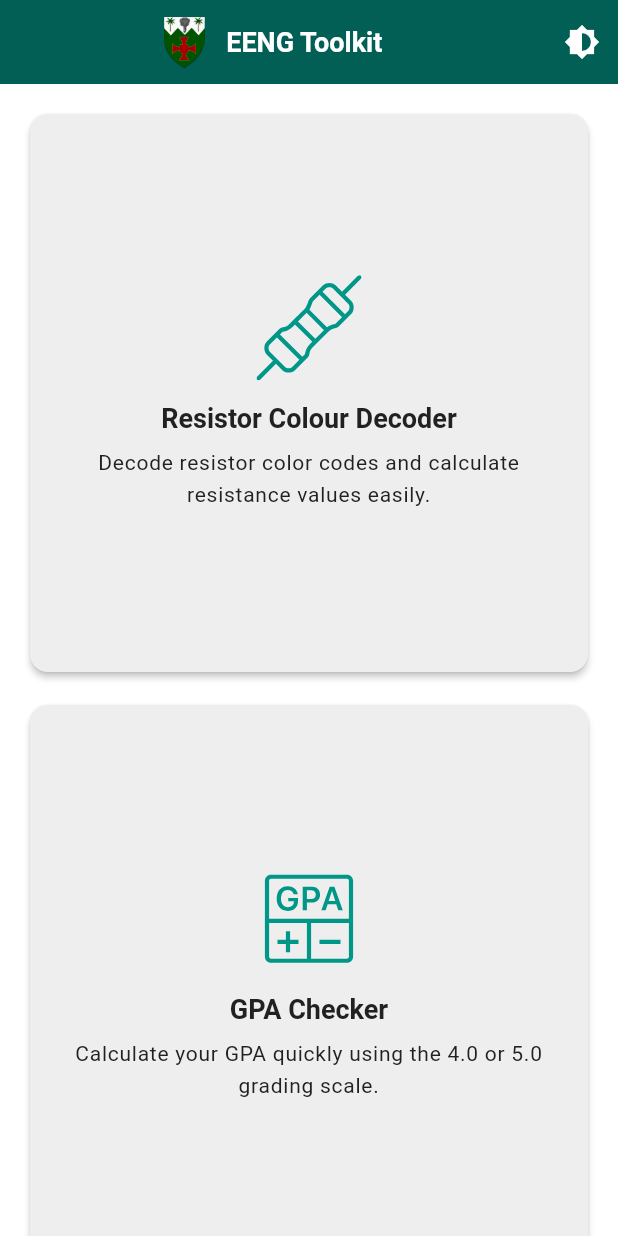
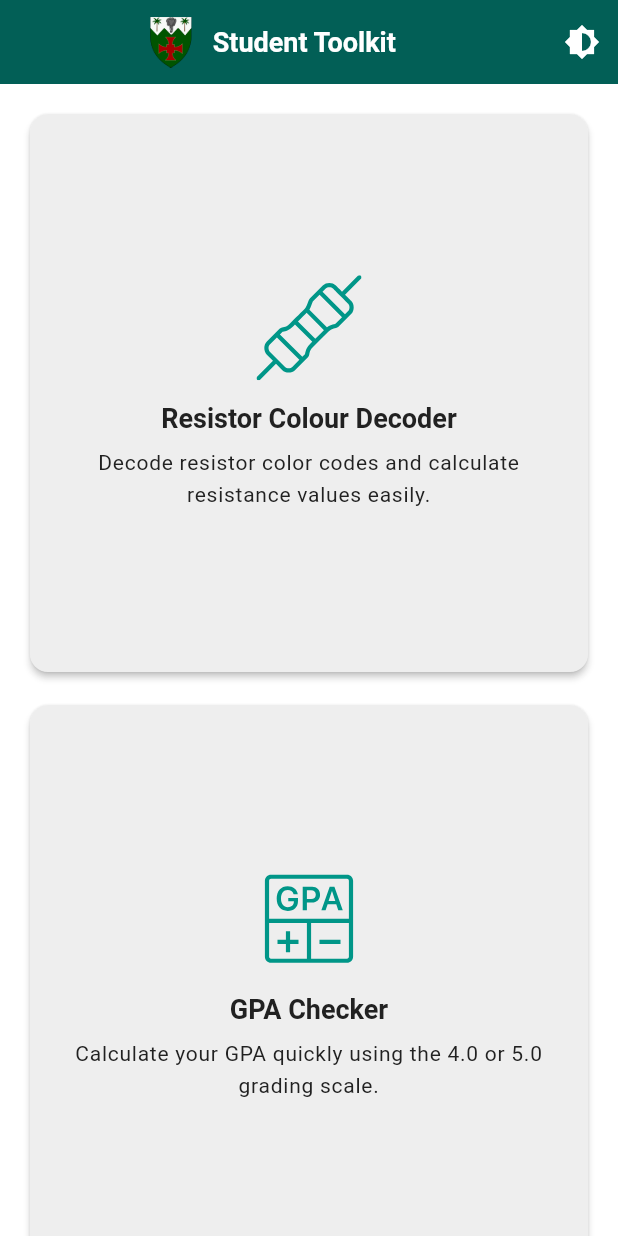
Before and after one commit to Emmie05/Student-Tookit-App, a Flutter app: the HomeScreen screen opened directly, on a phone screen of 412 x 824 dp. Run offline on Flutter 3.47's test engine with Material 3 defaults, Android fonts, the phone set to English and light mode, and no system bars; our stand-ins replace firebase_analytics, firebase_core, flutter_native_splash, flutter_svg, font_awesome_flutter, shared_preferences; accounts and stored records are empty.

Commit message:
Update title in home screen from "EENG Toolkit" to "Student Toolkit"

```diff
--- a/student_toolkit_app/lib/screens/home_screen.dart
+++ b/student_toolkit_app/lib/screens/home_screen.dart
@@ -38,7 +38,7 @@ class _HomeScreenState extends State<HomeScreen> {
               height: 34,
             ),
             const SizedBox(width: 14),
-            const Text("EENG Toolkit"),
+            const Text("Student Toolkit"),
           ],
         ),
         centerTitle: true,
```
